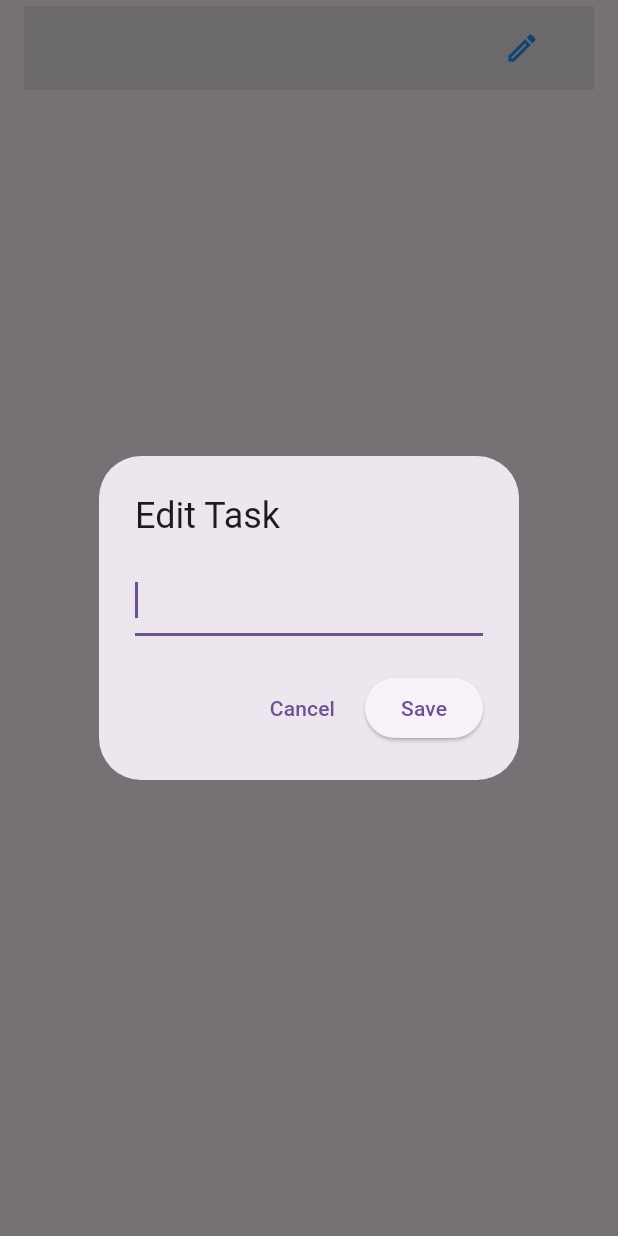
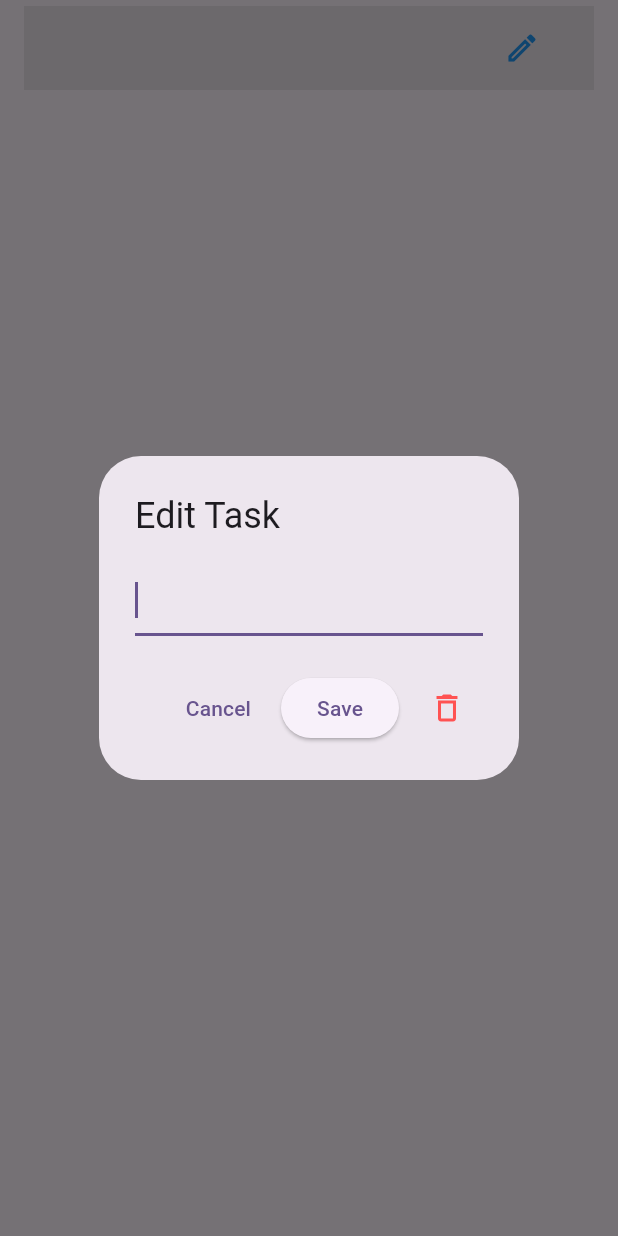
Before and after one commit to AhmedMahmoud2024/provider_todo_list, a Flutter app: the TodoItem widget shown alone on an empty page, opened directly with empty values, after a tap on the "edit" icon, on a phone screen of 412 x 824 dp. Run offline on Flutter 3.47's test engine with Material 3 defaults, Android fonts, the phone set to English and light mode, and no system bars.

Commit message:
feat:implemented onDelete ui for task_item

```diff
--- a/lib/main.dart
+++ b/lib/main.dart
@@ -1,7 +1,7 @@
 import 'package:flutter/material.dart';
 import 'package:provider/provider.dart';
 import 'package:provider_todo_list/data/providers/task_provider.dart';
-import 'package:provider_todo_list/presentation/screens/todo_list_screen.dart';
+import 'package:provider_todo_list/presentation/screens/task_list_screen.dart';
 
 void main() {
   runApp(const MyApp());
--- a/lib/presentation/widgets/task_item.dart
+++ b/lib/presentation/widgets/task_item.dart
@@ -2,11 +2,13 @@ import 'package:flutter/material.dart';
 import 'package:provider_todo_list/data/models/task_model.dart';
 class TodoItem extends StatelessWidget{
   final TaskModel task;
+  final VoidCallback onDelete;
   final Function(String) onEdit;
   const TodoItem({
   super.key,
   required this.task,
-  required this.onEdit
+  required this.onEdit,
+  required this.onDelete
   });
 
   @override
@@ -48,7 +50,13 @@ class TodoItem extends StatelessWidget{
                                 Navigator.pop(ctx);
                               },
                                child: const Text('Save')
-                               )
+                               ),
+                              IconButton(
+                                onPressed: onDelete,
+                                 icon: const Icon(Icons.delete_outline,
+                                 color: Colors.redAccent,
+                                 )
+                                 )
                         ],
                       ) ,
                     );
```
Also changed, not shown: lib/presentation/screens/task_list_screen.dart (renamed from lib/presentation/screens/todo_list_screen.dart, +4 -3 lines).
